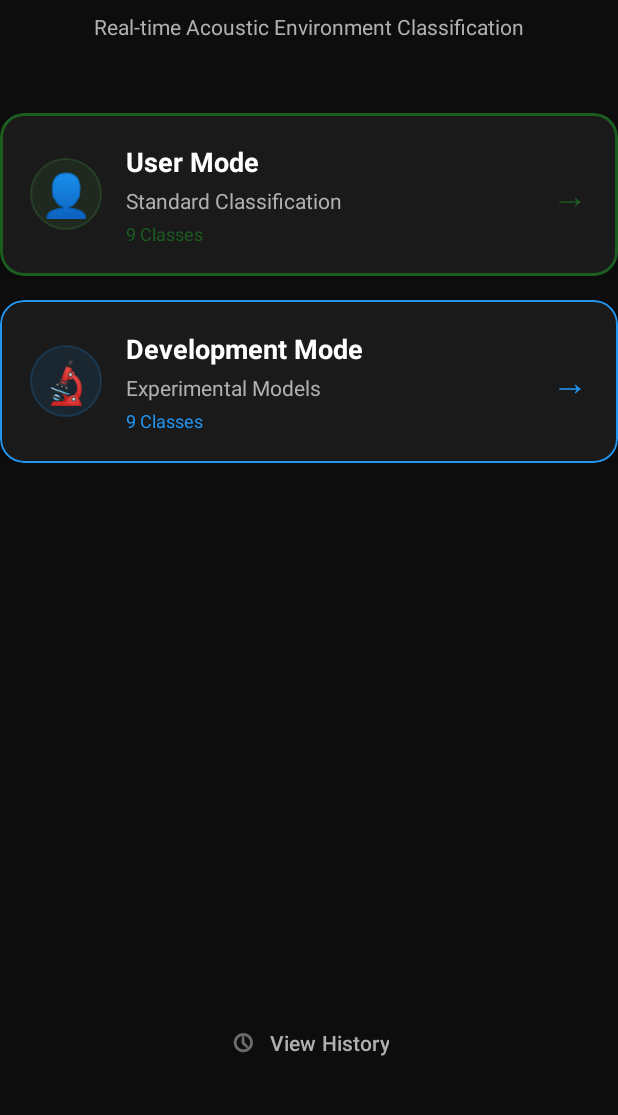
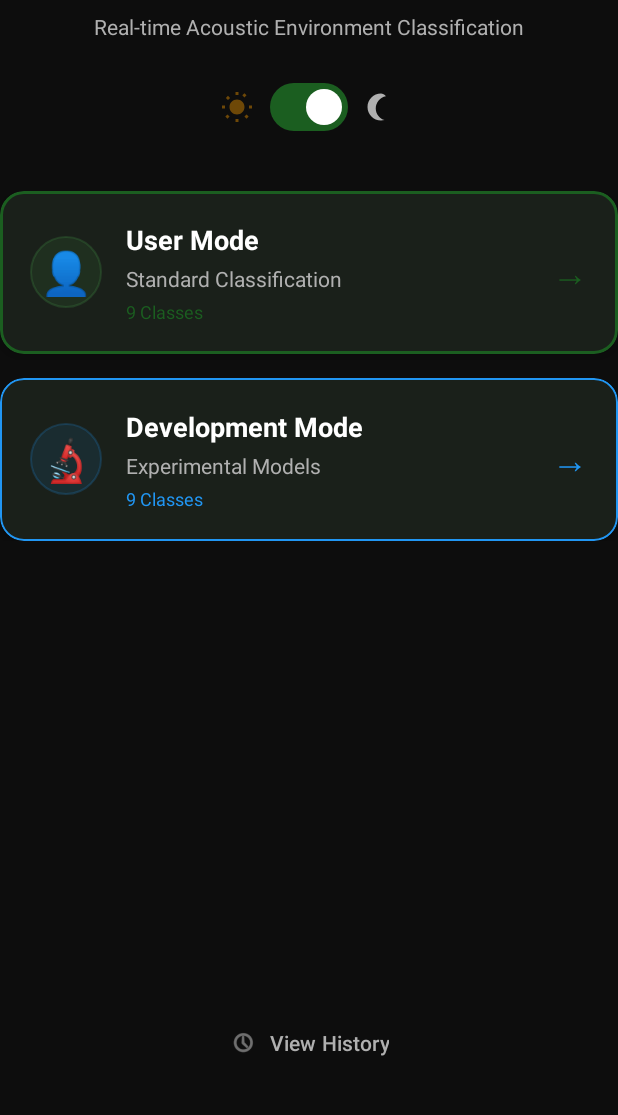
Before and after one commit to Paraa007/acoustic-scene-classification-android, an Android app: the screen it shows after launch (WelcomeActivity), on a phone screen of 412 x 824 dp, the part 121-1236 px from its top. Run offline under Robolectric (Android 15) with nearby library versions, the phone set to English and light mode, and no system bars.

Commit message:
Implement Light/Dark mode toggle with slide switch on WelcomeActivity
- Add ThemeHelper utility (SharedPreferences persistence, default dark mode)
- Add MaterialSwitch with sun/moon icons to WelcomeActivity for theme toggle
- Create separate color palettes: values/colors.xml (light) and values-night/colors.xml (dark)
- Apply saved theme in all activities (WelcomeActivity, MainActivity, HistoryActivity)
- Update themes.xml with Material 3 semantic color attributes for both modes
- Fix button text colors on colored backgrounds to use on_primary (always white)
- Update progress bar drawable to use theme-aware track color

https://claude.ai/code/session_01N7fSxhdtvbeeJiFWTQ4hvV

```diff
--- a/app/src/main/java/com/fzi/acousticscene/HistoryActivity.kt
+++ b/app/src/main/java/com/fzi/acousticscene/HistoryActivity.kt
@@ -23,6 +23,7 @@ import com.fzi.acousticscene.data.PredictionRepository
 import com.fzi.acousticscene.data.PredictionStatistics
 import com.fzi.acousticscene.model.PredictionRecord
 import com.fzi.acousticscene.ui.ModernDialogHelper
+import com.fzi.acousticscene.util.ThemeHelper
 import com.google.android.material.button.MaterialButton
 import com.google.android.material.card.MaterialCardView
 import kotlinx.coroutines.CoroutineScope
@@ -64,6 +65,9 @@ class HistoryActivity : AppCompatActivity() {
     private var isSelectionMode = false
 
     override fun onCreate(savedInstanceState: Bundle?) {
+        // Apply saved theme before super.onCreate()
+        ThemeHelper.applySavedTheme(this)
+
         super.onCreate(savedInstanceState)
 
         // Enable Edge-to-Edge for modern devices
--- a/app/src/main/java/com/fzi/acousticscene/MainActivity.kt
+++ b/app/src/main/java/com/fzi/acousticscene/MainActivity.kt
@@ -34,6 +34,7 @@ import com.fzi.acousticscene.model.RecordingMode
 import com.fzi.acousticscene.model.SceneClass
 import com.fzi.acousticscene.ui.AppState
 import com.fzi.acousticscene.service.ClassificationService
+import com.fzi.acousticscene.util.ThemeHelper
 import com.fzi.acousticscene.ui.MainViewModel
 import com.fzi.acousticscene.ui.ModernDialogHelper
 import com.fzi.acousticscene.ui.UiState
@@ -143,6 +144,9 @@ class MainActivity : AppCompatActivity() {
     )
 
     override fun onCreate(savedInstanceState: Bundle?) {
+        // Apply saved theme before super.onCreate()
+        ThemeHelper.applySavedTheme(this)
+
         super.onCreate(savedInstanceState)
 
         // Edge-to-Edge aktivieren für moderne Geräte
@@ -479,7 +483,7 @@ class MainActivity : AppCompatActivity() {
         // Reset alle Buttons zu inaktivem Zustand
         val activeColor = ContextCompat.getColor(this, R.color.accent_green)
         val inactiveColor = ContextCompat.getColor(this, R.color.surface_variant)
-        val activeTextColor = ContextCompat.getColor(this, R.color.text_primary)
+        val activeTextColor = ContextCompat.getColor(this, R.color.on_primary)
         val inactiveTextColor = ContextCompat.getColor(this, R.color.text_secondary)
 
         modeStandardButton.setBackgroundTintList(android.content.res.ColorStateList.valueOf(inactiveColor))
--- a/app/src/main/java/com/fzi/acousticscene/WelcomeActivity.kt
+++ b/app/src/main/java/com/fzi/acousticscene/WelcomeActivity.kt
@@ -9,6 +9,7 @@ import android.os.Bundle
 import android.view.View
 import android.view.ViewGroup
 import android.view.Window
+import android.widget.ImageView
 import android.widget.LinearLayout
 import android.widget.TextView
 import android.widget.Toast
@@ -18,8 +19,10 @@ import androidx.core.content.ContextCompat
 import androidx.core.view.ViewCompat
 import androidx.core.view.WindowInsetsCompat
 import com.fzi.acousticscene.model.ModelConfig
+import com.fzi.acousticscene.util.ThemeHelper
 import com.google.android.material.button.MaterialButton
 import com.google.android.material.card.MaterialCardView
+import com.google.android.material.materialswitch.MaterialSwitch
 
 /**
  * Welcome Screen / Landing Page
@@ -35,6 +38,9 @@ class WelcomeActivity : AppCompatActivity() {
     }
 
     override fun onCreate(savedInstanceState: Bundle?) {
+        // Apply saved theme BEFORE super.onCreate()
+        ThemeHelper.applySavedTheme(this)
+
         super.onCreate(savedInstanceState)
 
         // Enable Edge-to-Edge for modern devices
@@ -48,6 +54,8 @@ class WelcomeActivity : AppCompatActivity() {
             v.setPadding(systemBars.left, systemBars.top, systemBars.right, systemBars.bottom)
             insets
         }
+
+        setupThemeToggle()
 
         val userModeCard: MaterialCardView = findViewById(R.id.userModeCard)
         val devModeCard: MaterialCardView = findViewById(R.id.devModeCard)
@@ -68,6 +76,34 @@ class WelcomeActivity : AppCompatActivity() {
             val intent = Intent(this, HistoryActivity::class.java)
             startActivity(intent)
         }
+    }
+
+    /**
+     * Sets up the Light/Dark mode slide switch toggle
+     */
+    private fun setupThemeToggle() {
+        val themeSwitch: MaterialSwitch = findViewById(R.id.themeSwitch)
+        val iconLight: ImageView = findViewById(R.id.iconLightMode)
+        val iconDark: ImageView = findViewById(R.id.iconDarkMode)
+
+        // Switch ON = Dark Mode, OFF = Light Mode
+        val isDark = ThemeHelper.isDarkMode(this)
+        themeSwitch.isChecked = isDark
+        updateThemeIcons(iconLight, iconDark, isDark)
+
+        themeSwitch.setOnCheckedChangeListener { _, isChecked ->
+            updateThemeIcons(iconLight, iconDark, isChecked)
+            ThemeHelper.setDarkMode(this, isChecked)
+            // Activity will be recreated by AppCompatDelegate
+        }
+    }
+
+    /**
+     * Updates the opacity of sun/moon icons based on current theme
+     */
+    private fun updateThemeIcons(iconLight: ImageView, iconDark: ImageView, isDarkMode: Boolean) {
+        iconLight.alpha = if (isDarkMode) 0.4f else 1.0f
+        iconDark.alpha = if (isDarkMode) 1.0f else 0.4f
     }
 
     /**
--- /dev/null
+++ b/app/src/main/java/com/fzi/acousticscene/util/ThemeHelper.kt
@@ -0,0 +1,51 @@
+package com.fzi.acousticscene.util
+
+import android.content.Context
+import android.content.SharedPreferences
+import androidx.appcompat.app.AppCompatDelegate
+
+/**
+ * Helper for persisting and applying the user's Light/Dark mode preference.
+ */
+object ThemeHelper {
+
+    private const val PREFS_NAME = "theme_prefs"
+    private const val KEY_DARK_MODE = "dark_mode"
+
+    /**
+     * Returns true if dark mode is currently enabled.
+     * Default is true (dark mode) to match the original app appearance.
+     */
+    fun isDarkMode(context: Context): Boolean {
+        return getPrefs(context).getBoolean(KEY_DARK_MODE, true)
+    }
+
+    /**
+     * Saves the dark mode preference and applies it immediately.
+     */
+    fun setDarkMode(context: Context, enabled: Boolean) {
+        getPrefs(context).edit().putBoolean(KEY_DARK_MODE, enabled).apply()
+        applyTheme(enabled)
+    }
+
+    /**
+     * Applies the saved theme preference. Call this in every Activity's
+     * onCreate() BEFORE super.onCreate() and setContentView().
+     */
+    fun applySavedTheme(context: Context) {
+        applyTheme(isDarkMode(context))
+    }
+
+    private fun applyTheme(darkMode: Boolean) {
+        val mode = if (darkMode) {
+            AppCompatDelegate.MODE_NIGHT_YES
+        } else {
+            AppCompatDelegate.MODE_NIGHT_NO
+        }
+        AppCompatDelegate.setDefaultNightMode(mode)
+    }
+
+    private fun getPrefs(context: Context): SharedPreferences {
+        return context.getSharedPreferences(PREFS_NAME, Context.MODE_PRIVATE)
+    }
+}
--- /dev/null
+++ b/app/src/main/res/drawable/ic_dark_mode.xml
@@ -0,0 +1,11 @@
+<?xml version="1.0" encoding="utf-8"?>
+<vector xmlns:android="http://schemas.android.com/apk/res/android"
+    android:width="24dp"
+    android:height="24dp"
+    android:viewportWidth="24"
+    android:viewportHeight="24">
+    <!-- Moon icon (Material Design) -->
+    <path
+        android:fillColor="#B0B0B0"
+        android:pathData="M12,3c-4.97,0 -9,4.03 -9,9s4.03,9 9,9c0.83,0 1.62,-0.12 2.39,-0.33C11.07,19.86 8.5,16.69 8.5,13c0,-4.08 2.92,-7.47 6.78,-8.21C14.39,3.52 13.09,3 12,3z" />
+</vector>
--- /dev/null
+++ b/app/src/main/res/drawable/ic_light_mode.xml
@@ -0,0 +1,11 @@
+<?xml version="1.0" encoding="utf-8"?>
+<vector xmlns:android="http://schemas.android.com/apk/res/android"
+    android:width="24dp"
+    android:height="24dp"
+    android:viewportWidth="24"
+    android:viewportHeight="24">
+    <!-- Sun icon (Material Design) -->
+    <path
+        android:fillColor="#FFA000"
+        android:pathData="M12,7c-2.76,0 -5,2.24 -5,5s2.24,5 5,5 5,-2.24 5,-5 -2.24,-5 -5,-5zM2,13l2,0 0,-2 -2,0 0,2zM20,13l2,0 0,-2 -2,0 0,2zM11,2l0,2 2,0 0,-2 -2,0zM11,20l0,2 2,0 0,-2 -2,0zM5.99,4.58l-1.41,1.41 1.41,1.41 1.41,-1.41 -1.41,-1.41zM18.36,16.95l-1.41,1.41 1.41,1.41 1.41,-1.41 -1.41,-1.41zM16.95,5.64l1.41,-1.41 -1.41,-1.41 -1.41,1.41 1.41,1.41zM4.22,18.36l1.41,1.41 1.41,-1.41 -1.41,-1.41 -1.41,1.41z" />
+</vector>
--- a/app/src/main/res/drawable/progress_gradient_capsule.xml
+++ b/app/src/main/res/drawable/progress_gradient_capsule.xml
@@ -4,7 +4,7 @@
     <item android:id="@android:id/background">
         <shape>
             <corners android:radius="10dp" />
-            <solid android:color="#2D2D2D" />
+            <solid android:color="@color/surface_variant" />
         </shape>
     </item>
     <!-- Progress indicator with gradient -->
--- a/app/src/main/res/layout/activity_main.xml
+++ b/app/src/main/res/layout/activity_main.xml
@@ -293,7 +293,7 @@
                         android:padding="10dp"
                         app:cornerRadius="12dp"
                         app:backgroundTint="@color/accent_green"
-                        android:textColor="@color/text_primary" />
+                        android:textColor="@color/on_primary" />
                 </LinearLayout>
             </LinearLayout>
         </com.google.android.material.card.MaterialCardView>
@@ -312,7 +312,7 @@
             app:iconPadding="12dp"
             app:cornerRadius="16dp"
             app:backgroundTint="@color/accent_green"
-            android:textColor="@color/text_primary" />
+            android:textColor="@color/on_primary" />
 
         <!-- Recording Progress Bar - Modern Gradient Capsule -->
         <ProgressBar
--- a/app/src/main/res/layout/activity_welcome.xml
+++ b/app/src/main/res/layout/activity_welcome.xml
@@ -34,14 +34,52 @@
         app:layout_constraintStart_toStartOf="parent"
         app:layout_constraintEnd_toEndOf="parent" />
 
+    <!-- Theme Toggle Row -->
+    <LinearLayout
+        android:id="@+id/themeToggleContainer"
+        android:layout_width="wrap_content"
+        android:layout_height="wrap_content"
+        android:orientation="horizontal"
+        android:gravity="center_vertical"
+        android:layout_marginTop="20dp"
+        app:layout_constraintTop_toBottomOf="@+id/appSubtitle"
+        app:layout_constraintStart_toStartOf="parent"
+        app:layout_constraintEnd_toEndOf="parent">
+
+        <!-- Sun Icon (Light Mode) -->
+        <ImageView
+            android:id="@+id/iconLightMode"
+            android:layout_width="24dp"
+            android:layout_height="24dp"
+            android:src="@drawable/ic_light_mode"
+            android:layout_marginEnd="10dp"
+            android:contentDescription="@string/light_mode" />
+
+        <!-- Theme Switch -->
+        <com.google.android.material.materialswitch.MaterialSwitch
+            android:id="@+id/themeSwitch"
+            android:layout_width="wrap_content"
+            android:layout_height="wrap_content" />
+
+        <!-- Moon Icon (Dark Mode) -->
+        <ImageView
+            android:id="@+id/iconDarkMode"
+            android:layout_width="24dp"
+            android:layout_height="24dp"
+            android:src="@drawable/ic_dark_mode"
+            android:layout_marginStart="10dp"
+            android:contentDescription="@string/dark_mode" />
+
+    </LinearLayout>
+
     <!-- Mode Selection Cards Container -->
     <LinearLayout
         android:id="@+id/modeCardsContainer"
         android:layout_width="match_parent"
         android:layout_height="wrap_content"
         android:orientation="vertical"
-        android:layout_marginTop="48dp"
-        app:layout_constraintTop_toBottomOf="@+id/appSubtitle"
+        android:layout_marginTop="32dp"
+        app:layout_constraintTop_toBottomOf="@+id/themeToggleContainer"
         app:layout_constraintStart_toStartOf="parent"
         app:layout_constraintEnd_toEndOf="parent">
 
--- a/app/src/main/res/layout/dialog_history_details.xml
+++ b/app/src/main/res/layout/dialog_history_details.xml
@@ -249,6 +249,7 @@
                 android:layout_width="wrap_content"
                 android:layout_height="wrap_content"
                 android:text="@string/close"
+                android:textColor="@color/on_primary"
                 app:backgroundTint="@color/accent_green" />
         </LinearLayout>
     </LinearLayout>
--- /dev/null
+++ b/app/src/main/res/values-night/colors.xml
@@ -0,0 +1,72 @@
+<?xml version="1.0" encoding="utf-8"?>
+<resources>
+    <!-- Dark Theme - Primary Colors -->
+    <color name="background_dark">#0D0D0D</color>   <!-- Near black -->
+    <color name="surface_dark">#1A1A1A</color>       <!-- Dark grey for Cards -->
+    <color name="surface_variant">#2A2A2A</color>    <!-- Slightly lighter for variants -->
+
+    <!-- Accent Colors (Green) -->
+    <color name="accent_green">#1B5E20</color>       <!-- Dark Green for Buttons -->
+    <color name="accent_green_dark">#0D3E14</color>  <!-- Even darker Green -->
+    <color name="accent_green_light">#4CAF50</color> <!-- Light Green -->
+
+    <!-- Accent Colors (Blue for Dev Mode) -->
+    <color name="accent_blue">#2196F3</color>        <!-- Blue for Dev Mode -->
+    <color name="accent_blue_dark">#1565C0</color>   <!-- Darker Blue -->
+    <color name="accent_blue_light">#64B5F6</color>  <!-- Light Blue -->
+
+    <!-- Living Room color (9th class) -->
+    <color name="living_room">#795548</color>        <!-- Brown - Wohnbereich -->
+
+    <!-- Text Colors -->
+    <color name="text_primary">#FFFFFF</color>       <!-- White -->
+    <color name="text_secondary">#B0B0B0</color>    <!-- Light grey -->
+    <color name="text_disabled">#666666</color>      <!-- Grey -->
+
+    <!-- Status Colors -->
+    <color name="status_success">#1B5E20</color>     <!-- Dark Green -->
+    <color name="status_warning">#FFA000</color>     <!-- Orange -->
+    <color name="status_error">#D32F2F</color>       <!-- Red -->
+    <color name="status_info">#2196F3</color>        <!-- Blue -->
+
+    <!-- Scene Classification Colors (9 Classes - DCASE 2025) -->
+    <color name="transit_vehicles">#2196F3</color>   <!-- Blue - Transit/Fahrzeuge -->
+    <color name="urban_waiting">#FFC107</color>      <!-- Yellow - Urban/Wartezonen -->
+    <color name="nature">#4CAF50</color>             <!-- Green - Natur -->
+    <color name="social">#E91E63</color>             <!-- Pink - Sozial -->
+    <color name="work">#9C27B0</color>               <!-- Purple - Arbeit -->
+    <color name="commercial">#FF9800</color>         <!-- Orange - Kommerziell -->
+    <color name="leisure_sport">#F44336</color>      <!-- Red - Freizeit/Sport -->
+    <color name="culture_quiet">#673AB7</color>      <!-- Deep Purple - Kultur/Ruhig -->
+
+    <!-- Legacy colors -->
+    <color name="airport">#2196F3</color>
+    <color name="bus">#FFC107</color>
+    <color name="metro">#9C27B0</color>
+    <color name="metro_station">#673AB7</color>
+    <color name="park">#4CAF50</color>
+    <color name="public_square">#FF9800</color>
+    <color name="shopping_mall">#E91E63</color>
+    <color name="street_traffic">#F44336</color>
+
+    <!-- UI Colors (Dark Theme) -->
+    <color name="primary">#1B5E20</color>             <!-- Dark Green as Primary -->
+    <color name="primary_dark">#0D3E14</color>       <!-- Even darker Green -->
+    <color name="accent">#1B5E20</color>              <!-- Dark Green as Accent -->
+    <color name="background">#0D0D0D</color>          <!-- Dark Background -->
+    <color name="surface">#1A1A1A</color>             <!-- Dark Surface -->
+    <color name="error">#D32F2F</color>               <!-- Red for errors -->
+    <color name="on_primary">#FFFFFF</color>          <!-- White on Green -->
+    <color name="on_background">#FFFFFF</color>       <!-- White on Dark Background -->
+    <color name="on_surface">#FFFFFF</color>         <!-- White on Dark Surface -->
+    <color name="on_error">#FFFFFF</color>           <!-- White on Red -->
+
+    <!-- Status Colors -->
+    <color name="status_idle">#666666</color>         <!-- Grey -->
+    <color name="status_recording">#D32F2F</color>   <!-- Red for Recording -->
+    <color name="status_processing">#FFA000</color>  <!-- Orange for Processing -->
+
+    <!-- Dialog Colors -->
+    <color name="dialog_surface">#1E1E1E</color>     <!-- Dark Grey for Dialogs -->
+    <color name="dialog_surface_light">#2A2A2A</color> <!-- Lighter surface for items -->
+</resources>
--- a/app/src/main/res/values-night/themes.xml
+++ b/app/src/main/res/values-night/themes.xml
@@ -1,7 +1,12 @@
 <resources xmlns:tools="http://schemas.android.com/tools">
-    <!-- Base application theme. -->
+    <!-- Base application theme (Dark). -->
     <style name="Base.Theme.AcousticSceneClassifier" parent="Theme.Material3.DayNight.NoActionBar">
-        <!-- Customize your dark theme here. -->
-        <!-- <item name="colorPrimary">@color/my_dark_primary</item> -->
+        <item name="colorPrimary">@color/primary</item>
+        <item name="colorOnPrimary">@color/on_primary</item>
+        <item name="android:colorBackground">@color/background</item>
+        <item name="colorSurface">@color/surface</item>
+        <item name="colorOnSurface">@color/on_surface</item>
+        <item name="colorError">@color/error</item>
+        <item name="colorOnError">@color/on_error</item>
     </style>
 </resources>
--- a/app/src/main/res/values/strings.xml
+++ b/app/src/main/res/values/strings.xml
@@ -191,4 +191,8 @@
     <string name="export_selected">Export Selected</string>
     <string name="delete_selected_confirm">Do you really want to delete %1$d sessions?</string>
     <string name="sessions_deleted">%1$d sessions deleted</string>
+
+    <!-- Theme Toggle -->
+    <string name="light_mode">Light Mode</string>
+    <string name="dark_mode">Dark Mode</string>
 </resources>
--- a/app/src/main/res/values/themes.xml
+++ b/app/src/main/res/values/themes.xml
@@ -1,13 +1,18 @@
 <resources xmlns:tools="http://schemas.android.com/tools">
     <!-- Base application theme. -->
     <style name="Base.Theme.AcousticSceneClassifier" parent="Theme.Material3.DayNight.NoActionBar">
-        <!-- Customize your light theme here. -->
-        <!-- <item name="colorPrimary">@color/my_light_primary</item> -->
+        <item name="colorPrimary">@color/primary</item>
+        <item name="colorOnPrimary">@color/on_primary</item>
+        <item name="android:colorBackground">@color/background</item>
+        <item name="colorSurface">@color/surface</item>
+        <item name="colorOnSurface">@color/on_surface</item>
+        <item name="colorError">@color/error</item>
+        <item name="colorOnError">@color/on_error</item>
     </style>
 
     <style name="Theme.AcousticSceneClassifier" parent="Base.Theme.AcousticSceneClassifier" />
 
-    <!-- Modern Dialog Theme (Material 3 Dark) -->
+    <!-- Modern Dialog Theme -->
     <style name="ModernDialog" parent="Theme.Material3.DayNight.Dialog">
         <item name="android:windowBackground">@android:color/transparent</item>
         <item name="android:windowIsFloating">true</item>
@@ -18,7 +23,7 @@
 
     <!-- Modern Dialog Button Styles -->
     <style name="ModernDialogButton.Confirm" parent="Widget.Material3.Button">
-        <item name="android:textColor">@color/text_primary</item>
+        <item name="android:textColor">@color/on_primary</item>
         <item name="backgroundTint">@color/accent_green</item>
         <item name="cornerRadius">12dp</item>
     </style>
@@ -29,7 +34,7 @@
     </style>
 
     <style name="ModernDialogButton.Destructive" parent="Widget.Material3.Button">
-        <item name="android:textColor">@color/text_primary</item>
+        <item name="android:textColor">@color/on_primary</item>
         <item name="backgroundTint">@color/status_error</item>
         <item name="cornerRadius">12dp</item>
     </style>
```
Also changed, not shown: app/src/main/res/values/colors.xml (+55 -55 lines).
